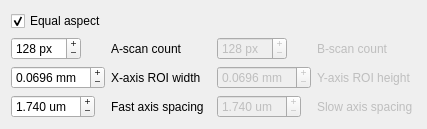
Qt form src/main/ui/RasterScanWidget.ui (sstucker/OCTview) before a commit.
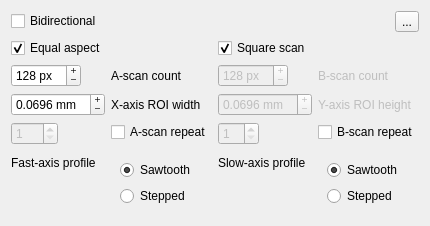
The same form after that commit.

Commit message: Raster ScanWidget logic

```diff
--- a/src/main/ui/RasterScanWidget.ui
+++ b/src/main/ui/RasterScanWidget.ui
@@ -6,12 +6,12 @@
    <rect>
     <x>0</x>
     <y>0</y>
-    <width>427</width>
-    <height>103</height>
+    <width>352</width>
+    <height>171</height>
    </rect>
   </property>
   <layout class="QGridLayout" name="gridLayout">
-   <item row="1" column="0">
+   <item row="3" column="0">
     <layout class="QFormLayout" name="formX">
      <item row="0" column="0">
       <widget class="QSpinBox" name="spinACount">
@@ -81,43 +81,74 @@
       </widget>
      </item>
      <item row="2" column="0">
-      <widget class="QDoubleSpinBox" name="spinFastAxisSpacing">
-       <property name="toolTip">
-        <string>The spacing between adjacent A-scans along the fast axis</string>
-       </property>
-       <property name="buttonSymbols">
-        <enum>QAbstractSpinBox::PlusMinus</enum>
-       </property>
-       <property name="suffix">
-        <string> um</string>
-       </property>
-       <property name="decimals">
-        <number>3</number>
+      <widget class="QSpinBox" name="spinARepeat">
+       <property name="enabled">
+        <bool>false</bool>
        </property>
        <property name="minimum">
-        <double>0.001000000000000</double>
+        <number>1</number>
        </property>
-       <property name="singleStep">
-        <double>0.010000000000000</double>
-       </property>
-       <property name="value">
-        <double>1.740000000000000</double>
+       <property name="maximum">
+        <number>999</number>
        </property>
       </widget>
      </item>
      <item row="2" column="1">
-      <widget class="QLabel" name="labelFastAxisSpacing">
-       <property name="toolTip">
-        <string>The spacing between adjacent A-scans along the fast axis</string>
+      <widget class="QCheckBox" name="checkARepeat">
+       <property name="text">
+        <string>A-scan repeat</string>
        </property>
+      </widget>
+     </item>
+     <item row="3" column="0">
+      <widget class="QLabel" name="labelFastAxisProfile">
        <property name="text">
-        <string>Fast axis spacing</string>
+        <string>Fast-axis profile</string>
        </property>
       </widget>
      </item>
+     <item row="3" column="1">
+      <widget class="QFrame" name="">
+       <layout class="QVBoxLayout" name="FastAxisProfile">
+        <item>
+         <widget class="QRadioButton" name="radioXSaw">
+          <property name="text">
+           <string>Sawtooth</string>
+          </property>
+          <property name="checked">
+           <bool>true</bool>
+          </property>
+          <property name="autoExclusive">
+           <bool>true</bool>
+          </property>
+         </widget>
+        </item>
+        <item>
+         <widget class="QRadioButton" name="radioXStep">
+          <property name="text">
+           <string>Stepped</string>
+          </property>
+          <property name="autoExclusive">
+           <bool>true</bool>
+          </property>
+         </widget>
+        </item>
+       </layout>
+      </widget>
+     </item>
     </layout>
    </item>
-   <item row="1" column="2">
+   <item row="2" column="0">
+    <widget class="QCheckBox" name="checkEqualAspect">
+     <property name="text">
+      <string>Equal aspect</string>
+     </property>
+     <property name="checked">
+      <bool>true</bool>
+     </property>
+    </widget>
+   </item>
+   <item row="3" column="2">
     <layout class="QFormLayout" name="formY">
      <item row="0" column="0">
       <widget class="QSpinBox" name="spinBCount">
@@ -144,6 +175,19 @@
        </property>
       </widget>
      </item>
+     <item row="0" column="1">
+      <widget class="QLabel" name="labelBcount">
+       <property name="enabled">
+        <bool>false</bool>
+       </property>
+       <property name="toolTip">
+        <string>The number of B-scans to acquire</string>
+       </property>
+       <property name="text">
+        <string>B-scan count</string>
+       </property>
+      </widget>
+     </item>
      <item row="1" column="0">
       <widget class="QDoubleSpinBox" name="spinROIHeight">
        <property name="enabled">
@@ -186,65 +230,81 @@
       </widget>
      </item>
      <item row="2" column="0">
-      <widget class="QDoubleSpinBox" name="spinSlowAxisSpacing">
+      <widget class="QSpinBox" name="spinBRepeat">
        <property name="enabled">
         <bool>false</bool>
        </property>
-       <property name="toolTip">
-        <string>The distance between adjacent B-scans (the slow axis)</string>
-       </property>
-       <property name="buttonSymbols">
-        <enum>QAbstractSpinBox::PlusMinus</enum>
-       </property>
-       <property name="suffix">
-        <string> um</string>
-       </property>
-       <property name="decimals">
-        <number>3</number>
-       </property>
        <property name="minimum">
-        <double>0.001000000000000</double>
-       </property>
-       <property name="singleStep">
-        <double>0.010000000000000</double>
-       </property>
-       <property name="value">
-        <double>1.740000000000000</double>
+        <number>1</number>
        </property>
       </widget>
      </item>
      <item row="2" column="1">
-      <widget class="QLabel" name="labelSlowAxisSpacing">
-       <property name="enabled">
-        <bool>false</bool>
-       </property>
-       <property name="toolTip">
-        <string>The distance between adjacent B-scans (the slow axis)</string>
-       </property>
+      <widget class="QCheckBox" name="checkBRepeat">
        <property name="text">
-        <string>Slow axis spacing</string>
+        <string>B-scan repeat</string>
        </property>
       </widget>
      </item>
-     <item row="0" column="1">
-      <widget class="QLabel" name="labelBcount">
-       <property name="enabled">
-        <bool>false</bool>
-       </property>
-       <property name="toolTip">
-        <string>The number of B-scans to acquire</string>
-       </property>
+     <item row="3" column="0">
+      <widget class="QLabel" name="labelYProfile">
        <property name="text">
-        <string>B-scan count</string>
+        <string>Slow-axis profile</string>
        </property>
       </widget>
      </item>
+     <item row="3" column="1">
+      <widget class="QFrame" name="">
+       <layout class="QVBoxLayout" name="SlowAxisProfile">
+        <item>
+         <widget class="QRadioButton" name="radioYSaw">
+          <property name="text">
+           <string>Sawtooth</string>
+          </property>
+          <property name="checked">
+           <bool>true</bool>
+          </property>
+          <property name="autoExclusive">
+           <bool>true</bool>
+          </property>
+         </widget>
+        </item>
+        <item>
+         <widget class="QRadioButton" name="radioYStep">
+          <property name="text">
+           <string>Stepped</string>
+          </property>
+          <property name="autoExclusive">
+           <bool>true</bool>
+          </property>
+         </widget>
+        </item>
+       </layout>
+      </widget>
+     </item>
     </layout>
    </item>
    <item row="0" column="0">
-    <widget class="QCheckBox" name="checkEqualAspect">
+    <widget class="QCheckBox" name="checkBidirectional">
      <property name="text">
-      <string>Equal aspect</string>
+      <string>Bidirectional</string>
+     </property>
+    </widget>
+   </item>
+   <item row="0" column="2">
+    <widget class="QToolButton" name="toolButton">
+     <property name="layoutDirection">
+      <enum>Qt::RightToLeft</enum>
+     </property>
+     <property name="text">
+      <string>...</string>
+     </property>
+    </widget>
+   </item>
+   <item row="2" column="2">
+    <widget class="QCheckBox" name="checkSquareScan">
+     <property name="text">
+      <string>Square scan</string>
      </property>
      <property name="checked">
       <bool>true</bool>
```
The commit also changes 5 other files.
